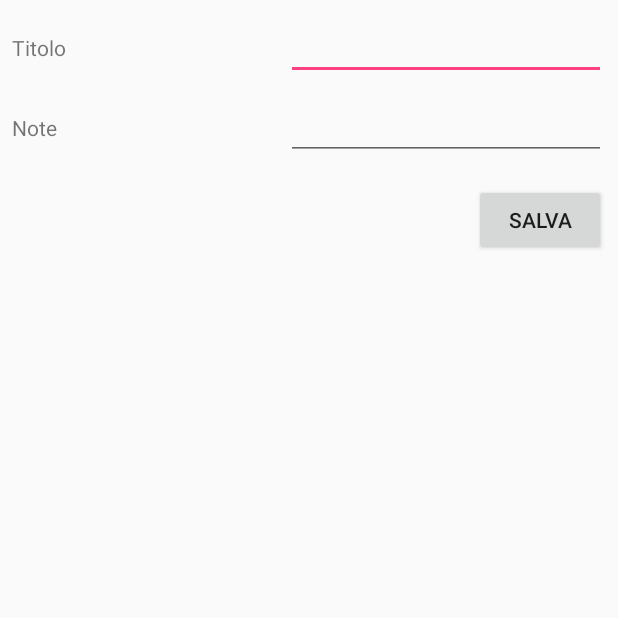
After one commit to RiccardoBiffi/Vacation_Friend, an Android app: the NewVacationActivity screen opened directly, with no data from a screen before it, on a phone screen of 412 x 824 dp, the top half of it. The commit adds this screen. Run offline under Robolectric (Android 15) with nearby library versions, the phone set to English and light mode, and no system bars.

Commit message:
Commit non funzionante bene. Pre-refactoring per inserire la RecyclerView.

```diff
--- a/app/src/main/AndroidManifest.xml
+++ b/app/src/main/AndroidManifest.xml
@@ -9,13 +9,13 @@
         android:roundIcon="@mipmap/ic_launcher_round"
         android:supportsRtl="true"
         android:theme="@style/AppTheme">
-        <activity android:name=".Login" />
         <activity android:name=".VacationList.VacationList">
             <intent-filter>
                 <action android:name="android.intent.action.MAIN" />
                 <category android:name="android.intent.category.LAUNCHER" />
             </intent-filter>
         </activity>
+        <activity android:name=".VacationList.NewVacationActivity"></activity>
     </application>
 
 </manifest>
--- a/app/src/main/java/com/rbiffi/vacationfriend/Repository/VacationRepository.java
+++ b/app/src/main/java/com/rbiffi/vacationfriend/Repository/VacationRepository.java
@@ -28,6 +28,7 @@ public class VacationRepository {
         new insertAsyncTask(vacationDao).execute(vacation);
     }
 
+
     // classe interna per la gestione dei task, asincroni rispetto l'UI.
     private class insertAsyncTask extends AsyncTask<Vacation, Void, Void> {
 
--- /dev/null
+++ b/app/src/main/java/com/rbiffi/vacationfriend/VacationList/NewVacationActivity.java
@@ -0,0 +1,51 @@
+package com.rbiffi.vacationfriend.VacationList;
+
+import android.content.Intent;
+import android.support.v7.app.AppCompatActivity;
+import android.os.Bundle;
+import android.text.TextUtils;
+import android.view.View;
+import android.widget.Button;
+import android.widget.EditText;
+
+import com.rbiffi.vacationfriend.R;
+
+public class NewVacationActivity extends AppCompatActivity {
+
+    // per rendere la risposta univoca a questa classe
+    public static final String EXTRA_REPLY = "com.rbiffi.vacationfriend.NewVacationActivity.REPLY";
+    public static final String TITLE_FIELD = "_title";
+    public static final String NOTES_FIELD = "_notes";
+
+    private EditText vTitle;
+    private EditText vNotes;
+
+    @Override
+    protected void onCreate(Bundle savedInstanceState) {
+        super.onCreate(savedInstanceState);
+        setContentView(R.layout.activity_new_vacation);
+
+        vTitle = findViewById(R.id.vacationTitle);
+        vNotes = findViewById(R.id.vacationNotes);
+
+        final Button save = findViewById(R.id.saveBottonAction);
+        save.setOnClickListener(new View.OnClickListener() {
+            @Override
+            public void onClick(View v) {
+                Intent replyIntent = new Intent();
+                if(TextUtils.isEmpty(vTitle.getText())){
+                    setResult(RESULT_CANCELED, replyIntent);
+                }else{
+                    String title = vTitle.getText().toString();
+                    String notes = vNotes.getText().toString();
+
+                    replyIntent.putExtra(EXTRA_REPLY + TITLE_FIELD, title);
+                    replyIntent.putExtra(EXTRA_REPLY + NOTES_FIELD, notes);
+                    setResult(RESULT_OK, replyIntent);
+                }
+                finish(); // restituisce il risultato a chi ha chiamato l'activity
+            }
+        });
+
+    }
+}
--- /dev/null
+++ b/app/src/main/res/layout/activity_new_vacation.xml
@@ -0,0 +1,69 @@
+<?xml version="1.0" encoding="utf-8"?>
+<android.support.constraint.ConstraintLayout xmlns:android="http://schemas.android.com/apk/res/android"
+    xmlns:app="http://schemas.android.com/apk/res-auto"
+    xmlns:tools="http://schemas.android.com/tools"
+    android:layout_width="match_parent"
+    android:layout_height="match_parent"
+    tools:context=".VacationList.NewVacationActivity">
+
+    <TextView
+        android:id="@+id/vacationTitleLabel"
+        android:layout_width="0dp"
+        android:layout_height="wrap_content"
+        android:layout_marginEnd="8dp"
+        android:layout_marginLeft="8dp"
+        android:layout_marginRight="8dp"
+        android:layout_marginStart="8dp"
+        android:text="Titolo"
+        app:layout_constraintBaseline_toBaselineOf="@id/vacationTitle"
+        app:layout_constraintEnd_toStartOf="@id/vacationTitle"
+        app:layout_constraintStart_toStartOf="parent" />
+
+    <TextView
+        android:id="@+id/vacationNotesLabel"
+        android:layout_width="0dp"
+        android:layout_height="wrap_content"
+        android:layout_marginEnd="8dp"
+        android:layout_marginLeft="8dp"
+        android:layout_marginRight="8dp"
+        android:layout_marginStart="8dp"
+        android:text="Note"
+        app:layout_constraintBaseline_toBaselineOf="@id/vacationNotes"
+        app:layout_constraintEnd_toStartOf="@id/vacationNotes"
+        app:layout_constraintStart_toStartOf="parent" />
+
+    <EditText
+        android:id="@+id/vacationTitle"
+        android:layout_width="wrap_content"
+        android:layout_height="wrap_content"
+        android:layout_marginEnd="8dp"
+        android:layout_marginRight="8dp"
+        android:layout_marginTop="8dp"
+        android:ems="10"
+        android:inputType="textPersonName"
+        app:layout_constraintEnd_toEndOf="parent"
+        app:layout_constraintTop_toTopOf="parent" />
+
+    <EditText
+        android:id="@+id/vacationNotes"
+        android:layout_width="wrap_content"
+        android:layout_height="wrap_content"
+        android:layout_marginEnd="8dp"
+        android:layout_marginRight="8dp"
+        android:layout_marginTop="8dp"
+        android:ems="10"
+        android:inputType="textPersonName"
+        app:layout_constraintEnd_toEndOf="parent"
+        app:layout_constraintTop_toBottomOf="@id/vacationTitle" />
+
+    <Button
+        android:id="@+id/saveBottonAction"
+        android:layout_width="wrap_content"
+        android:layout_height="wrap_content"
+        android:layout_marginEnd="8dp"
+        android:layout_marginRight="8dp"
+        android:layout_marginTop="16dp"
+        android:text="Salva"
+        app:layout_constraintEnd_toEndOf="parent"
+        app:layout_constraintTop_toBottomOf="@id/vacationNotes" />
+</android.support.constraint.ConstraintLayout>
--- a/app/src/main/res/layout/floating_action_button.xml
+++ b/app/src/main/res/layout/floating_action_button.xml
@@ -5,7 +5,7 @@
     xmlns:tools="http://schemas.android.com/tools"
     android:layout_width="wrap_content"
     android:layout_height="wrap_content"
-    tools:showIn="@layout/activity_vacation_list"
+    tools:showIn="@layout/fragment_recenti"
 
     android:clickable="true"
     android:focusable="true"
```
Also changed, not shown: app/src/main/java/com/rbiffi/vacationfriend/Login.java (deleted, +0 -13 lines), app/src/main/java/com/rbiffi/vacationfriend/Repository/VacationDatabase.java (+40 -1 lines), app/src/main/java/com/rbiffi/vacationfriend/VacationList/Recenti.java (+60 -2 lines), app/src/main/java/com/rbiffi/vacationfriend/VacationList/VacationList.java (+1 -13 lines), app/src/main/res/layout/activity_login.xml (deleted, +0 -18 lines), app/src/main/res/layout/activity_vacation_list.xml (+0 -14 lines), app/src/main/res/layout/fragment_recenti.xml (+18 -2 lines).
